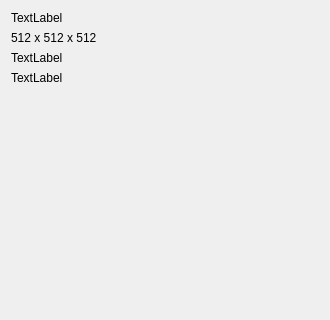
Before: the Qt Designer form DataPropertiesPanel.ui in OpenChemistry/tomviz, drawn with Qt 5; both pictures show x 0 to 330 and y 0 to 320 of the 330 by 480 pixel window.
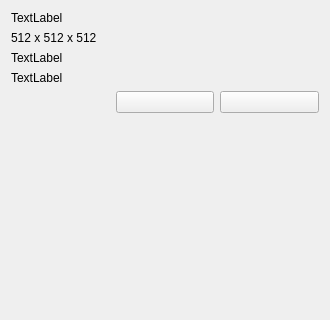
After: the same form once the commit is applied. Custom widgets are drawn as their Qt base class.

Commit message: DataSource's color map can now be edited from DataPropertiesPanel.

Patch:
```diff
--- a/DataPropertiesPanel.ui
+++ b/DataPropertiesPanel.ui
@@ -54,6 +54,48 @@
      </property>
     </widget>
    </item>
+   <item>
+    <widget class="QWidget" name="PropertiesButtons" native="true">
+     <layout class="QHBoxLayout" name="horizontalLayout">
+      <property name="spacing">
+       <number>6</number>
+      </property>
+      <property name="margin">
+       <number>0</number>
+      </property>
+      <item>
+       <widget class="pqExpanderButton" name="ColorMapExpander">
+        <property name="text" stdset="0">
+         <string>Color and Opacity Map</string>
+        </property>
+        <property name="checked" stdset="0">
+         <bool>true</bool>
+        </property>
+       </widget>
+      </item>
+      <item>
+       <widget class="QPushButton" name="ColorMapRestoreDefaults">
+        <property name="toolTip">
+         <string>Restore application defaults for color map</string>
+        </property>
+        <property name="text">
+         <string/>
+        </property>
+       </widget>
+      </item>
+      <item>
+       <widget class="QPushButton" name="ColorMapSaveAsDefaults">
+        <property name="toolTip">
+         <string>Save color map as default</string>
+        </property>
+        <property name="text">
+         <string/>
+        </property>
+       </widget>
+      </item>
+     </layout>
+    </widget>
+   </item>
    <item>
     <spacer name="verticalSpacer">
      <property name="orientation">
@@ -69,6 +111,14 @@
    </item>
   </layout>
  </widget>
+ <customwidgets>
+  <customwidget>
+   <class>pqExpanderButton</class>
+   <extends>QFrame</extends>
+   <header location="global">pqExpanderButton.h</header>
+   <container>1</container>
+  </customwidget>
+ </customwidgets>
  <resources/>
  <connections/>
 </ui>
```
The commit also changes 3 other files.
